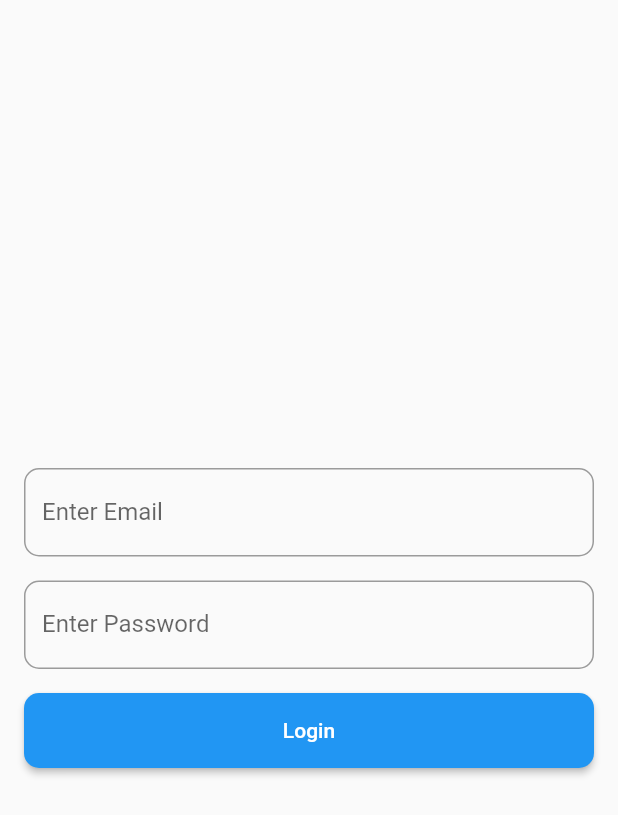
After one commit to CDebayan/flutter_changenotifierprovider, a Flutter app: the screen it shows after launch, after a tap on "Example 4", on a phone screen of 412 x 824 dp. The commit adds this screen. Shown: the top 815 px of the screen. Run offline on Flutter 3.47's test engine with Material 2 defaults, Android fonts, the phone set to English and light mode, and no system bars; our stand-ins replace dio, email_validator, fluttertoast; network calls fail.

Commit message:
login with provider example

```diff
--- a/lib/example3/notifier/todo_notifier.dart
+++ b/lib/example3/notifier/todo_notifier.dart
@@ -2,7 +2,7 @@ import 'package:flutter/cupertino.dart';
 import 'package:flutterchangenotifierprovider/example2/note_model.dart';
 import 'package:flutterchangenotifierprovider/example3/model/todo_model.dart';
 import 'package:flutterchangenotifierprovider/example3/response/todo_list_response.dart';
-import 'package:flutterchangenotifierprovider/example3/services/dio_services.dart';
+import 'package:flutterchangenotifierprovider/services/dio_services.dart';
 import 'package:flutterchangenotifierprovider/widgets.dart';
 import 'package:provider/provider.dart';
 
--- /dev/null
+++ b/lib/example4/login_notifier.dart
@@ -0,0 +1,87 @@
+import 'package:email_validator/email_validator.dart';
+import 'package:flutter/material.dart';
+import 'package:flutterchangenotifierprovider/example4/response/login_response.dart';
+import 'package:flutterchangenotifierprovider/services/dio_services.dart';
+
+class LoginNotifier extends ChangeNotifier {
+  bool isLoading = false;
+  bool emailEnable = true;
+  bool passwordEnable = true;
+  String emailError;
+  String passwordError;
+
+  Future<LoginResponse> login(String email, String password) async {
+    bool validationError = false;
+
+    if (!_isValidEmail(email)) {
+      validationError = true;
+    }
+    if (!_isValidPassword(password)) {
+      validationError = true;
+    }
+
+    if (validationError) {
+      notifyListeners();
+      return null;
+    }
+
+    setIdLoading(true);
+    LoginResponse res = await DioServices.login(email, password);
+    setIdLoading(false);
+    return res;
+  }
+
+  void setIdLoading(bool value) {
+    isLoading = value;
+    emailEnable = !value;
+    passwordEnable = !value;
+    notifyListeners();
+  }
+
+  bool _isValidEmail(String email) {
+    if (email.isEmpty) {
+      emailError = "Please enter email";
+      return false;
+    } else if (!EmailValidator.validate(email)) {
+      emailError = "Please enter valid email";
+      return false;
+    } else {
+      return true;
+    }
+  }
+
+  bool _isValidPassword(String password) {
+    if (password.isEmpty) {
+      passwordError = "Please enter password";
+      return false;
+    } else if (password.length < 4) {
+      passwordError = "Password length should be greater than 3";
+      return false;
+    } else {
+      return true;
+    }
+  }
+
+  void clearPasswordError() {
+    if (passwordError != null) {
+      passwordError = null;
+      notifyListeners();
+    }
+  }
+
+  void clearEmailError() {
+    if (emailError != null) {
+      emailError = null;
+      notifyListeners();
+    }
+  }
+
+  void clearData() {
+    isLoading = false;
+    emailEnable = true;
+    passwordEnable = true;
+    emailError = null;
+    passwordError = null;
+    //notifyListeners();
+  }
+}
--- /dev/null
+++ b/lib/example4/login_screen.dart
@@ -0,0 +1,62 @@
+import 'package:flutter/material.dart';
+import 'package:flutterchangenotifierprovider/example4/login_notifier.dart';
+import 'package:flutterchangenotifierprovider/widgets.dart';
+import 'package:provider/provider.dart';
+
+class LoginScreen extends StatelessWidget {
+  static const String routeName = "LoginScreen";
+  final TextEditingController _emailController = TextEditingController();
+  final TextEditingController _passwordController = TextEditingController();
+  static LoginNotifier _loginNotifier;
+
+  @override
+  Widget build(BuildContext context) {
+    _loginNotifier = Provider.of<LoginNotifier>(context, listen: false);
+    _loginNotifier.clearData();
+    return Scaffold(
+      body: SingleChildScrollView(
+        child: Container(
+          padding: EdgeInsets.only(left: 16, right: 16),
+          height: MediaQuery.of(context).size.height,
+          child: Consumer<LoginNotifier>(
+            builder: (_, value,__) {
+              return Column(
+                mainAxisAlignment: MainAxisAlignment.center,
+                children: <Widget>[
+                  materialInputTextField("Enter Email", _emailController,value.emailError,value.emailEnable,(_){
+                    value.clearEmailError();
+                  }),
+                  SizedBox(
+                    height: 16,
+                  ),
+                  materialInputTextField("Enter Password", _passwordController,value.passwordError,value.passwordEnable,(_){
+                    value.clearPasswordError();
+                  }),
+                  SizedBox(
+                    height: 16,
+                  ),
+                  materialButton("Login", value.isLoading, () {
+                    _login();
+                  }),
+                ],
+              );
+            },
+          ),
+        ),
+      ),
+    );
+  }
+
+  void _login() {
+    _loginNotifier.login(_emailController.text, _passwordController.text).then((result){
+      if(result != null){
+        if(result.success == 1){
+          showToast(result.message);
+          _loginNotifier.clearData();
+        }else if(result.success == 0){
+          showToast(result.message);
+        }
+      }
+    });
+  }
+}
--- /dev/null
+++ b/lib/example4/model/userdata_model.dart
@@ -0,0 +1,27 @@
+class UserDataModel {
+  String id;
+  String name;
+  String email;
+  String password;
+  String image;
+
+  UserDataModel({this.id, this.name, this.email, this.password, this.image});
+
+  UserDataModel.fromJson(Map<String, dynamic> json) {
+    id = json['id'];
+    name = json['name'];
+    email = json['email'];
+    password = json['password'];
+    image = json['image'];
+  }
+
+  Map<String, dynamic> toJson() {
+    final Map<String, dynamic> data = new Map<String, dynamic>();
+    data['id'] = this.id;
+    data['name'] = this.name;
+    data['email'] = this.email;
+    data['password'] = this.password;
+    data['image'] = this.image;
+    return data;
+  }
+}
--- /dev/null
+++ b/lib/example4/response/login_response.dart
@@ -0,0 +1,27 @@
+import 'package:flutterchangenotifierprovider/example4/model/userdata_model.dart';
+
+class LoginResponse {
+  UserDataModel userData;
+  int success;
+  String message;
+
+  LoginResponse({this.userData, this.success, this.message});
+
+  LoginResponse.fromJson(Map<String, dynamic> json) {
+    userData = json['userData'] != null
+        ? new UserDataModel.fromJson(json['userData'])
+        : null;
+    success = json['success'];
+    message = json['message'];
+  }
+
+  Map<String, dynamic> toJson() {
+    final Map<String, dynamic> data = new Map<String, dynamic>();
+    if (this.userData != null) {
+      data['userData'] = this.userData.toJson();
+    }
+    data['success'] = this.success;
+    data['message'] = this.message;
+    return data;
+  }
+}
--- a/lib/home_screen.dart
+++ b/lib/home_screen.dart
@@ -2,6 +2,7 @@ import 'package:flutter/material.dart';
 import 'package:flutterchangenotifierprovider/example1/counter_screen.dart';
 import 'package:flutterchangenotifierprovider/example2/note_list_screen.dart';
 import 'package:flutterchangenotifierprovider/example3/todo_list_screen.dart';
+import 'package:flutterchangenotifierprovider/example4/login_screen.dart';
 import 'package:flutterchangenotifierprovider/widgets.dart';
 
 class HomeScreen extends StatelessWidget {
@@ -21,6 +22,9 @@ class HomeScreen extends StatelessWidget {
             button("Example 3", (){
               Navigator.pushNamed(context, ToDoListScreen.routeName);
             }),
+            button("Example 4", (){
+              Navigator.pushNamed(context, LoginScreen.routeName);
+            }),
           ],
         ),
       ),
--- a/lib/main.dart
+++ b/lib/main.dart
@@ -5,6 +5,8 @@ import 'package:flutterchangenotifierprovider/example2/note_list_screen.dart';
 import 'package:flutterchangenotifierprovider/example2/note_notifier.dart';
 import 'package:flutterchangenotifierprovider/example3/notifier/todo_notifier.dart';
 import 'package:flutterchangenotifierprovider/example3/todo_list_screen.dart';
+import 'package:flutterchangenotifierprovider/example4/login_notifier.dart';
+import 'package:flutterchangenotifierprovider/example4/login_screen.dart';
 import 'package:flutterchangenotifierprovider/home_screen.dart';
 import 'package:provider/provider.dart';
 
@@ -18,6 +20,7 @@ class MyApp extends StatelessWidget {
         ChangeNotifierProvider<CounterNotifier>(create: (_) => CounterNotifier()),
         ChangeNotifierProvider<NoteNotifier>(create: (_) => NoteNotifier()),
         ChangeNotifierProvider<ToDoNotifier>(create: (_) => ToDoNotifier()),
+        ChangeNotifierProvider<LoginNotifier>(create: (_) => LoginNotifier()),
       ],
       child: MaterialApp(
         debugShowCheckedModeBanner: false,
@@ -27,6 +30,7 @@ class MyApp extends StatelessWidget {
           CounterScreen.routeName : (context) => CounterScreen(),
           NoteListScreen.routeName : (context) => NoteListScreen(),
           ToDoListScreen.routeName : (context) => ToDoListScreen(),
+          LoginScreen.routeName : (context) => LoginScreen(),
         },
       ),
     );
--- a/lib/example3/services/dio_client.dart
+++ b/lib/services/dio_client.dart
@@ -4,7 +4,7 @@ import 'package:dio/dio.dart';
 
 class DioClient {
   static final Dio _dio = Dio();
-  static final String _baseUrl = "http://192.168.0.7/generalapis/scripts/todos/";
+  static final String _baseUrl = "http://192.168.0.7/generalapis/scripts/";
 
   static Dio _invoke() {
     _dio.interceptors
--- a/lib/example3/services/dio_services.dart
+++ b/lib/services/dio_services.dart
@@ -4,6 +4,7 @@ import 'package:flutterchangenotifierprovider/example3/response/add_todo_respons
 import 'package:flutterchangenotifierprovider/example3/response/todo_list_response.dart';
 import 'package:flutterchangenotifierprovider/example3/response/todo_list_response.dart';
 import 'package:flutterchangenotifierprovider/example3/response/todo_list_response.dart';
+import 'package:flutterchangenotifierprovider/example4/response/login_response.dart';
 import 'package:path/path.dart';
 import 'package:dio/dio.dart';
 
@@ -13,7 +14,7 @@ import 'dio_client.dart';
 
 class DioServices{
   static Future<ToDoListResponse> getToDoList() async {
-    var response = await DioClient.getCall('getTodoList.php');
+    var response = await DioClient.getCall('todos/getTodoList.php');
     ToDoListResponse toDoListResponse = ToDoListResponse.fromJson(response);
     return toDoListResponse;
   }
@@ -23,7 +24,7 @@ class DioServices{
       "title": toDoModel.title,
       "message": toDoModel.message,
     });
-    var response = await DioClient.postCall('addTodo.php',formData: formData);
+    var response = await DioClient.postCall('todos/addTodo.php',formData: formData);
     AddToDoResponse addToDoResponse = AddToDoResponse.fromJson(response);
     return addToDoResponse;
   }
@@ -34,7 +35,7 @@ class DioServices{
       "title": toDoModel.title,
       "message": toDoModel.message,
     });
-    var response = await DioClient.postCall('updateTodo.php',formData: formData);
+    var response = await DioClient.postCall('todos/updateTodo.php',formData: formData);
     AddToDoResponse addToDoResponse = AddToDoResponse.fromJson(response);
     return addToDoResponse;
   }
@@ -43,9 +44,19 @@ class DioServices{
     FormData formData = new FormData.fromMap({
       "id": id,
     });
-    var response = await DioClient.postCall('deleteTodo.php',formData: formData);
+    var response = await DioClient.postCall('todos/deleteTodo.php',formData: formData);
     AddToDoResponse addToDoResponse = AddToDoResponse.fromJson(response);
     return addToDoResponse;
+  }
+
+  static Future<LoginResponse> login(String email, String password) async{
+    FormData formData = new FormData.fromMap({
+      "email": email,
+      "password": password,
+    });
+    var response = await DioClient.postCall('user/login.php',formData: formData);
+    LoginResponse loginResponse = LoginResponse.fromJson(response);
+    return loginResponse;
   }
 
 
--- a/lib/widgets.dart
+++ b/lib/widgets.dart
@@ -1,14 +1,17 @@
 import 'package:flutter/material.dart';
 import 'package:fluttertoast/fluttertoast.dart';
 
-RaisedButton button(String title,Function() onPressed){
+RaisedButton button(String title, Function() onPressed) {
   return RaisedButton(
     child: Text(title),
     onPressed: onPressed,
   );
 }
 
-FloatingActionButton fab({String heroTag = "",@required IconData iconData,@required Function() onPressed}){
+FloatingActionButton fab(
+    {String heroTag = "",
+    @required IconData iconData,
+    @required Function() onPressed}) {
   return FloatingActionButton(
     heroTag: heroTag,
     child: Icon(iconData),
@@ -23,10 +26,71 @@ inputTextField(hint, controller) {
   );
 }
 
-showToast(String message){
+showToast(String message) {
   Fluttertoast.showToast(
-      msg: message,
-      toastLength: Toast.LENGTH_SHORT,
-      gravity: ToastGravity.BOTTOM,
+    msg: message,
+    toastLength: Toast.LENGTH_SHORT,
+    gravity: ToastGravity.BOTTOM,
   );
 }
+
+materialInputTextField(String hint, TextEditingController controller,
+    String errorText, bool enabled, ValueChanged<String> opnChange) {
+  return TextField(
+    controller: controller,
+    onChanged: opnChange,
+    decoration: new InputDecoration(
+      errorText: errorText,
+      labelText: hint,
+      border: new OutlineInputBorder(
+        borderRadius: new BorderRadius.circular(10.0),
+        borderSide: new BorderSide(),
+      ),
+    ),
+  );
+}
+
+emailTextField(
+  String hint,
+  TextEditingController controller,
+  String errorText,
+  bool enabled,
+) {
+  return TextField(
+    controller: controller,
+    decoration: new InputDecoration(
+      errorText: errorText,
+      labelText: hint,
+      border: new OutlineInputBorder(
+        borderRadius: new BorderRadius.circular(10.0),
+        borderSide: new BorderSide(),
+      ),
+    ),
+  );
+}
+
+materialButton(String title, bool isLoading, Function() onPressed) {
+  return Container(
+    height: 50,
+    child: MaterialButton(
+      color: Colors.blue,
+      shape: RoundedRectangleBorder(borderRadius: BorderRadius.circular(10)),
+      child: Align(
+        child: isLoading
+            ? Container(
+          height: 35,
+              width: 35,
+              child: CircularProgressIndicator(
+                  backgroundColor: Colors.white,
+                  strokeWidth: 2,
+                ),
+            )
+            : Text(
+                title,
+                style: TextStyle(color: Colors.white),
+              ),
+      ),
+      onPressed: onPressed,
+    ),
+  );
+}
--- a/pubspec.yaml
+++ b/pubspec.yaml
@@ -14,6 +14,7 @@ dependencies:
   provider: 4.0.5
   dio: 3.0.9
   fluttertoast: 4.0.0
+  email_validator: 1.0.4
 
 dev_dependencies:
   flutter_test:
```
Also changed, not shown: pubspec.lock.
